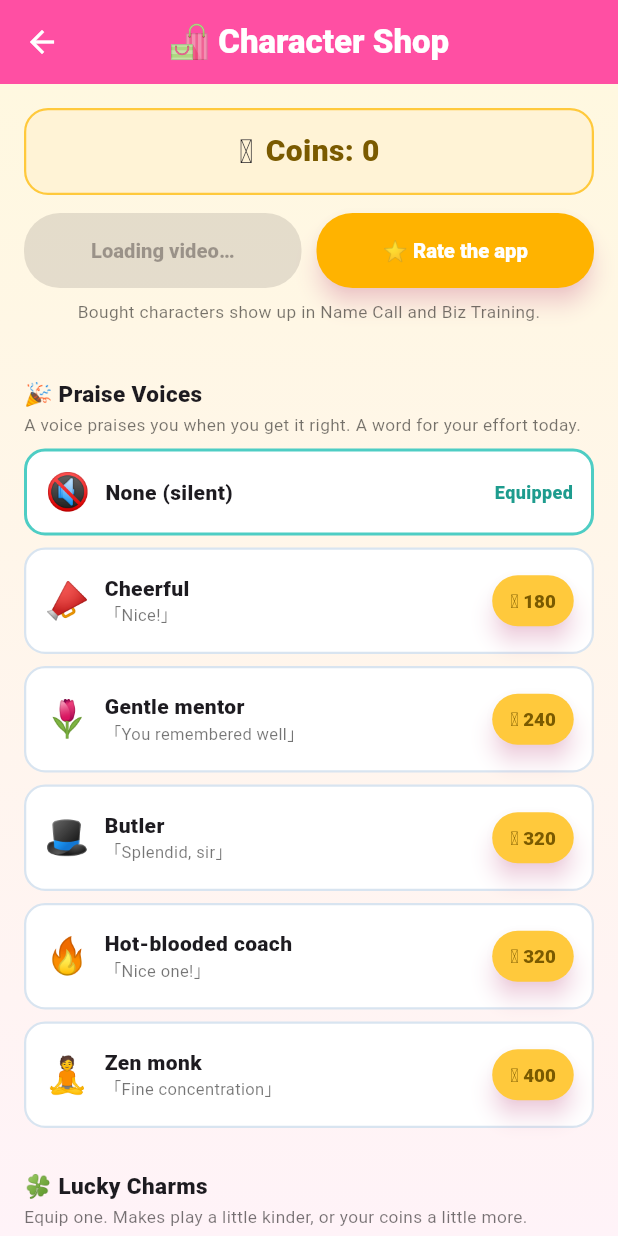
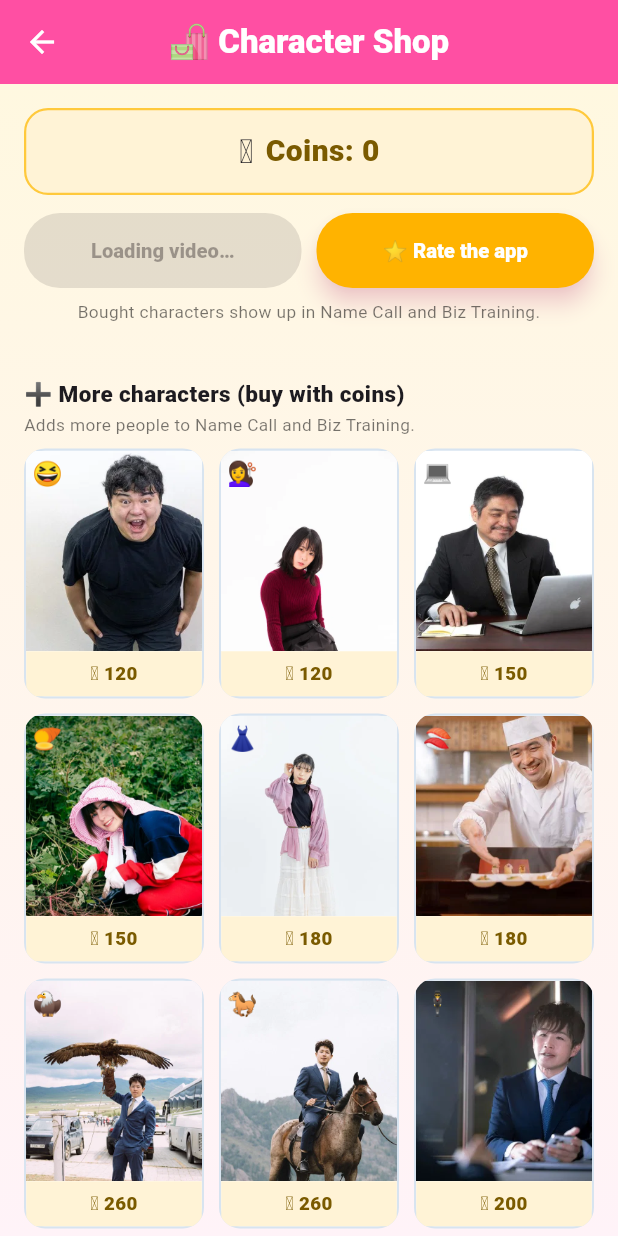
Before and after one commit to toriumib/nanimonjya, a Flutter app: the CharacterShopScreen screen opened directly, on a phone screen of 412 x 824 dp. Run offline on Flutter 3.47's test engine with Material 3 defaults, Android fonts, the phone set to English and light mode, and no system bars; our stand-ins replace cloud_firestore, confetti, firebase_analytics, firebase_auth, firebase_core, firebase_crashlytics and 13 more; missing offline and left inert: google_mlkit_text_recognition; accounts and stored records are empty.

Commit message:
v2.5.0+109: ショップ再構成・リザルト曲が止まるバグ修正
ショップ:
- 追加キャラ・基本キャラを一番上に移動。ショップの主役なので
  ボイス/お守り/スキン/テーマ/BGMより先に見えるようにした

バグ修正:
- 🐛 リザルト画面の曲が鳴った直後に止まっていた。
  pushReplacement では「新しい画面の initState → 古い画面の dispose」の順で
  走るため、ゲーム画面の dispose が Bgm.stop() を呼ぶと、
  リザルト画面が鳴らし始めた曲を消してしまっていた。
  Bgm に用途（game/result）を持たせ、stopGame() は自分が鳴らした曲だけ止める
- dog_squad の未使用定数を削除（costume.cheersJa に置き換わった残骸）
  → analyze の warning が0件になった

Co-Authored-By: Claude Opus 5 <noreply@anthropic.com>

```diff
--- a/lib/l10n/meta_strings.dart
+++ b/lib/l10n/meta_strings.dart
@@ -866,6 +866,9 @@ class MetaStrings {
   String get shopThemesDesc => ja
       ? 'アプリ全体の色あいが変わります。毎回目に入るごちそう。'
       : 'Recolors the whole app — you’ll see it every time.';
+  String get storeCharsDesc => ja
+      ? 'なまえコールとビジネス特訓に登場する人が増えます。'
+      : 'Adds more people to Name Call and Biz Training.';
   // 📇 名刺OCR
   String get ocrReading => ja ? '名刺を読み取り中…' : 'Reading the card…';
   String get ocrFilled => ja
--- a/lib/screens/character_shop_screen.dart
+++ b/lib/screens/character_shop_screen.dart
@@ -177,6 +177,38 @@ class _CharacterShopScreenState extends State<CharacterShopScreen> {
                     // 💳 広告除去（買い切り）
                     _removeAdsCard(m, p),
                     const SizedBox(height: 20),
+                    // 🧑‍🤝‍🧑 追加キャラ（このショップの主役なので一番上に置く）
+                    _sectionHeader(m.storeMore, m.storeCharsDesc),
+                    GridView.count(
+                      crossAxisCount: 3,
+                      shrinkWrap: true,
+                      physics: const NeverScrollableScrollPhysics(),
+                      mainAxisSpacing: 10,
+                      crossAxisSpacing: 10,
+                      childAspectRatio: 0.72,
+                      children: [
+                        for (final c in kExtraCharacters)
+                          _charCard(m, c, p.unlockedCharacters.contains(c.id)),
+                      ],
+                    ),
+                    const SizedBox(height: 16),
+                    // 基本キャラ（最初から持っている12人）
+                    Text(m.storeStarter,
+                        style: const TextStyle(
+                            fontSize: 14, fontWeight: FontWeight.w900)),
+                    const SizedBox(height: 8),
+                    GridView.count(
+                      crossAxisCount: 4,
+                      shrinkWrap: true,
+                      physics: const NeverScrollableScrollPhysics(),
+                      mainAxisSpacing: 8,
+                      crossAxisSpacing: 8,
+                      childAspectRatio: 0.9,
+                      children: [
+                        for (final a in kCharImageAssets) _ownedThumb(a),
+                      ],
+                    ),
+                    const SizedBox(height: 20),
                     // 🎉 ほめボイス（気分が良くなる系）
                     _sectionHeader(m.shopVoicesTitle, m.shopVoicesDesc),
                     for (final v in kPraiseVoices)
@@ -206,41 +238,7 @@ class _CharacterShopScreenState extends State<CharacterShopScreen> {
                             style: const TextStyle(
                                 fontSize: 11, color: Colors.black54)),
                       ),
-                    const SizedBox(height: 20),
-                    // 追加キャラ
-                    Text(m.storeMore,
-                        style: const TextStyle(
-                            fontSize: 14, fontWeight: FontWeight.w900)),
-                    const SizedBox(height: 8),
-                    GridView.count(
-                      crossAxisCount: 3,
-                      shrinkWrap: true,
-                      physics: const NeverScrollableScrollPhysics(),
-                      mainAxisSpacing: 10,
-                      crossAxisSpacing: 10,
-                      childAspectRatio: 0.72,
-                      children: [
-                        for (final c in kExtraCharacters)
-                          _charCard(m, c, p.unlockedCharacters.contains(c.id)),
-                      ],
-                    ),
-                    const SizedBox(height: 16),
-                    // 基本キャラ（所持）
-                    Text(m.storeStarter,
-                        style: const TextStyle(
-                            fontSize: 14, fontWeight: FontWeight.w900)),
-                    const SizedBox(height: 8),
-                    GridView.count(
-                      crossAxisCount: 4,
-                      shrinkWrap: true,
-                      physics: const NeverScrollableScrollPhysics(),
-                      mainAxisSpacing: 8,
-                      crossAxisSpacing: 8,
-                      childAspectRatio: 0.9,
-                      children: [
-                        for (final a in kCharImageAssets) _ownedThumb(a),
-                      ],
-                    ),
+                    const SizedBox(height: 24),
                   ],
                 ),
               );
--- a/lib/screens/match_game_screen.dart
+++ b/lib/screens/match_game_screen.dart
@@ -186,7 +186,8 @@ class _MatchGameScreenState extends State<MatchGameScreen> {
     _memorizeTimer?.cancel();
     _cpuTimer?.cancel();
     _bannerAd?.dispose();
-    Bgm.instance.stop();
+    // リザルト画面が先に鳴らし始めていたら止めない
+    Bgm.instance.stopGame();
     super.dispose();
   }
 
--- a/lib/screens/name_call_screen.dart
+++ b/lib/screens/name_call_screen.dart
@@ -238,7 +238,8 @@ class _NameCallScreenState extends State<NameCallScreen> {
     _quizTimer?.cancel();
     _nameController.dispose();
     _bannerAd?.dispose();
-    Bgm.instance.stop();
+    // リザルト画面が先に鳴らし始めていたら止めない
+    Bgm.instance.stopGame();
     super.dispose();
   }
 
--- a/lib/services/bgm.dart
+++ b/lib/services/bgm.dart
@@ -24,17 +24,30 @@ class Bgm {
   /// いま鳴らしているアセットキー（同じ曲の二重再生を防ぐ）。
   String? _current;
 
+  /// いま誰のためにに鳴らしているか。
+  ///
+  /// `pushReplacement`（ゲーム画面→リザルト画面）では、
+  /// **新しい画面の initState が先に走り、古い画面の dispose が後から走る**。
+  /// そのため古い画面が無条件に stop() すると、リザルト画面が鳴らし始めた曲を
+  /// 直後に止めてしまう。用途を持たせて「自分が鳴らした曲だけ止める」ようにする。
+  _BgmMode _mode = _BgmMode.none;
+
   /// SharedPreferences には素のファイル名が入っているので、アセットキーに直す。
   static String assetKey(String fileName) =>
       fileName.startsWith('assets/') ? fileName : 'assets/audio/$fileName';
 
   /// ゲーム中のBGM（プレイヤーが選んだ曲）をループ再生する。
-  Future<void> playGame() => _play(assetKey(PlayerProfile.instance.selectedBgm));
+  Future<void> playGame() {
+    _mode = _BgmMode.game;
+    return _play(assetKey(PlayerProfile.instance.selectedBgm));
+  }
 
   /// 結果画面のBGM。選ばれていた `selectedResultBgm` はどこからも再生されて
   /// いなかったため、ここで使う。
-  Future<void> playResult() =>
-      _play(assetKey(PlayerProfile.instance.selectedResultBgm));
+  Future<void> playResult() {
+    _mode = _BgmMode.result;
+    return _play(assetKey(PlayerProfile.instance.selectedResultBgm));
+  }
 
   Future<void> _play(String key, {double volume = 0.35}) async {
     if (_current == key && _player.playing) return;
@@ -52,9 +65,18 @@ class Bgm {
     }
   }
 
-  /// 画面を離れるときに止める。プレイヤー自体は使い回すので dispose しない。
+  /// ゲーム画面を離れるときに止める。
+  ///
+  /// リザルト画面がすでに鳴らし始めていたら**止めない**（上記の順序問題への対策）。
+  Future<void> stopGame() async {
+    if (_mode != _BgmMode.game) return;
+    await stop();
+  }
+
+  /// 無条件に止める。プレイヤー自体は使い回すので dispose しない。
   Future<void> stop() async {
     _current = null;
+    _mode = _BgmMode.none;
     try {
       await _player.stop();
     } catch (_) {}
@@ -66,3 +88,6 @@ class Bgm {
     await playGame();
   }
 }
+
+/// BGMをいまどの用途で鳴らしているか。
+enum _BgmMode { none, game, result }
--- a/pubspec.yaml
+++ b/pubspec.yaml
@@ -2,7 +2,7 @@ name: nanimonjya
 description: ペタネーム - 顔と名前の記憶トレーニング（旧ナニモンジャ、内部パッケージ名は互換のため維持）
 publish_to: 'none'
 
-version: 2.5.0+108
+version: 2.5.0+109
 
 environment:
   sdk: '>=3.8.0 <4.0.0'
```
Also changed, not shown: lib/widgets/dog_squad.dart (+0 -14 lines).
